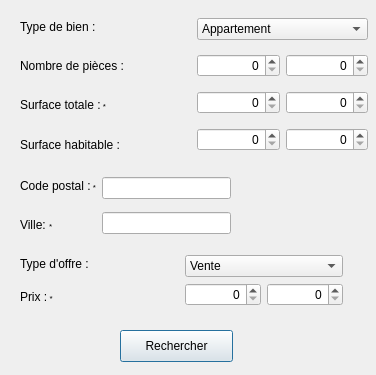
Kodstok/QtProjet, file dialogrecherche.ui: the form before one commit.
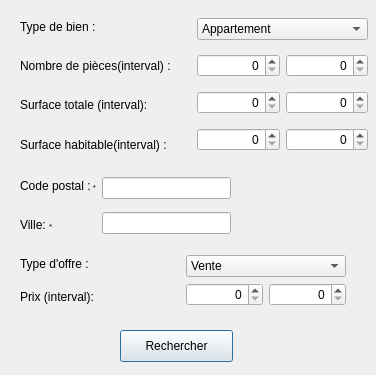
The form after the commit.

```diff
--- a/dialogrecherche.ui
+++ b/dialogrecherche.ui
@@ -30,7 +30,7 @@
     <rect>
      <x>20</x>
      <y>250</y>
-     <width>323</width>
+     <width>326</width>
      <height>61</height>
     </rect>
    </property>
@@ -47,7 +47,7 @@
       <item>
        <widget class="QLabel" name="label_18">
         <property name="text">
-         <string>&lt;html&gt;&lt;head/&gt;&lt;body&gt;&lt;p&gt;Prix :&lt;span style=&quot; font-size:6pt;&quot;&gt; *&lt;/span&gt;&lt;/p&gt;&lt;/body&gt;&lt;/html&gt;</string>
+         <string>&lt;html&gt;&lt;head/&gt;&lt;body&gt;&lt;p&gt;Prix (interval):&lt;span style=&quot; font-size:6pt;&quot;/&gt;&lt;/p&gt;&lt;/body&gt;&lt;/html&gt;</string>
         </property>
        </widget>
       </item>
@@ -119,21 +119,21 @@
       <item>
        <widget class="QLabel" name="label_8">
         <property name="text">
-         <string>Nombre de pièces :</string>
+         <string>Nombre de pièces(interval) :</string>
         </property>
        </widget>
       </item>
       <item>
        <widget class="QLabel" name="label_9">
         <property name="text">
-         <string>&lt;html&gt;&lt;head/&gt;&lt;body&gt;&lt;p&gt;Surface totale :&lt;span style=&quot; font-size:6pt;&quot;&gt; *&lt;/span&gt;&lt;/p&gt;&lt;/body&gt;&lt;/html&gt;</string>
+         <string>&lt;html&gt;&lt;head/&gt;&lt;body&gt;&lt;p&gt;Surface totale (interval):&lt;span style=&quot; font-size:6pt;&quot;/&gt;&lt;/p&gt;&lt;/body&gt;&lt;/html&gt;</string>
         </property>
        </widget>
       </item>
       <item>
        <widget class="QLabel" name="label_10">
         <property name="text">
-         <string>Surface habitable :</string>
+         <string>Surface habitable(interval) :</string>
         </property>
        </widget>
       </item>
```
Left out of the diff: 2 changed lines with no effect on the pictures.
